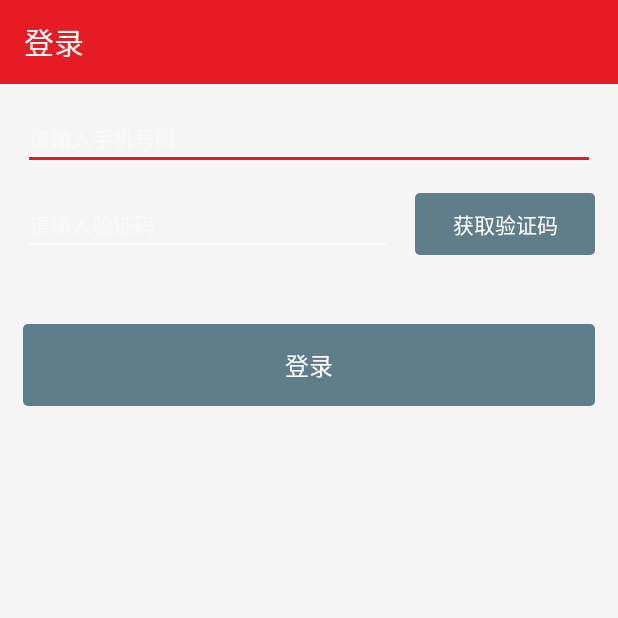
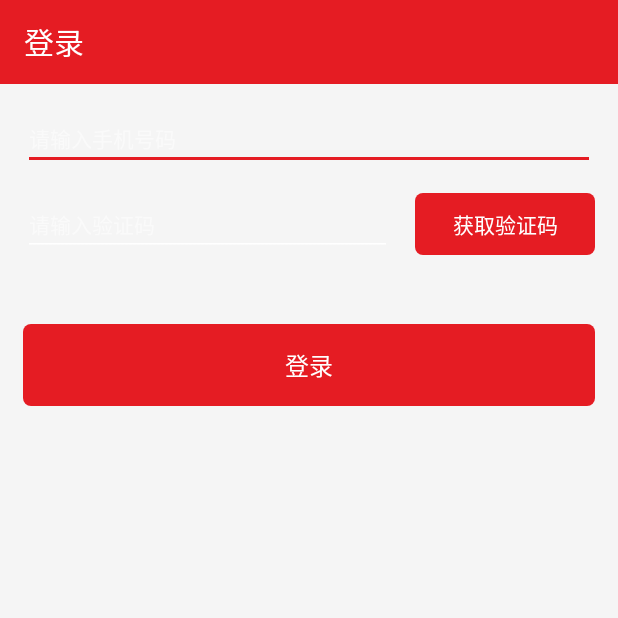
Before and after one commit to sunfusheng/Bingo, an Android app: the screen it shows after launch (LoginActivity), on a phone screen of 412 x 824 dp, the top half of it. Run offline under Robolectric (Android 15) with nearby library versions, the phone set to English and light mode, and no system bars; our stand-ins replace ButterKnife, CircleImageView; libraries missing offline, so code that uses them is left out: com.apkfuns.logutils, com.facebook.drawee, com.github.siyamed.shapeimageview, com.jpardogo.android, com.readystatesoftware.systembartint and 3 more; plain views replace MaterialEditText; 17 statements that could not run were skipped.

Commit message:
完善Bingo详情和设置主题

```diff
--- a/app/src/main/java/com/sun/bingo/ui/activity/EditNewBingoActivity.java
+++ b/app/src/main/java/com/sun/bingo/ui/activity/EditNewBingoActivity.java
@@ -1,5 +1,6 @@
 package com.sun.bingo.ui.activity;
 
+import android.annotation.SuppressLint;
 import android.content.Intent;
 import android.database.Cursor;
 import android.net.Uri;
@@ -89,12 +90,13 @@ public class EditNewBingoActivity extends BaseActivity implements View.OnClickLi
         bingoEntity = new BingoEntity();
     }
 
+    @SuppressLint("NewApi")
     private void initView() {
         initToolBar(toolbar, true, "新Bingo");
         hsImages.setVisibility(View.GONE);
         rlBottomLayout.setBackgroundColor(getColorPrimary());
-        ivImage.setBackground(Selector.createRectShapeSelector(getColorPrimary()));
-        tvCommit.setBackground(Selector.createRectShapeSelector(getColorPrimary()));
+        ivImage.setBackground(Selector.createRoundRectShapeSelector(getColorPrimary()));
+        tvCommit.setBackground(Selector.createRoundRectShapeSelector(getColorPrimary()));
     }
 
     private void initListener() {
--- a/app/src/main/java/com/sun/bingo/ui/activity/LoginActivity.java
+++ b/app/src/main/java/com/sun/bingo/ui/activity/LoginActivity.java
@@ -1,8 +1,10 @@
 package com.sun.bingo.ui.activity;
 
+import android.annotation.SuppressLint;
 import android.os.Bundle;
 import android.os.Handler;
 import android.support.v7.widget.Toolbar;
+import android.text.TextUtils;
 import android.view.MotionEvent;
 import android.view.View;
 import android.widget.LinearLayout;
@@ -14,7 +16,9 @@ import com.sun.bingo.R;
 import com.sun.bingo.constant.ConstantParams;
 import com.sun.bingo.control.NavigateManager;
 import com.sun.bingo.entity.UserEntity;
+import com.sun.bingo.framework.dialog.TipDialog;
 import com.sun.bingo.util.KeyBoardUtil;
+import com.sun.bingo.util.theme.Selector;
 
 import butterknife.ButterKnife;
 import butterknife.InjectView;
@@ -59,8 +63,11 @@ public class LoginActivity extends BaseActivity implements View.OnClickListener
         countDownThread = new CountDownThread();
     }
 
+    @SuppressLint("NewApi")
     private void initView() {
         initToolBar(toolbar, false, "登录");
+        tvVerifyCode.setBackground(Selector.createRoundRectShapeSelector(getColorPrimary()));
+        tvCommit.setBackground(Selector.createRoundRectShapeSelector(getColorPrimary()));
     }
 
     private void initListener() {
@@ -88,11 +95,20 @@ public class LoginActivity extends BaseActivity implements View.OnClickListener
     }
 
     private void requestSMSCode() {
+        String phoneNum = metPhoneNum.getText().toString().trim();
+        if (TextUtils.isEmpty(phoneNum)) {
+            TipDialog.showToastDialog(LoginActivity.this, "请输入手机号码");
+            return ;
+        }
+        if (phoneNum.length() != 11) {
+            TipDialog.showToastDialog(LoginActivity.this, "请输入有效的手机号码");
+            return ;
+        }
         BmobSMS.requestSMSCode(this, metPhoneNum.getText().toString().trim(), ConstantParams.SMS_LOGIN_VERIFY_CODE, new RequestSMSCodeListener() {
             @Override
             public void done(Integer integer, BmobException e) {
                 if (e == null) {
-                    Toast.makeText(LoginActivity.this, "验证码发送成功", Toast.LENGTH_SHORT).show();
+                    TipDialog.showToastDialog(LoginActivity.this, "验证码发送成功，注意查收");
                     mHandler.post(countDownThread);
                 }
             }
@@ -107,7 +123,6 @@ public class LoginActivity extends BaseActivity implements View.OnClickListener
                     @Override
                     public void done(UserEntity userEntity, BmobException e) {
                         if (e == null) {
-                            Toast.makeText(LoginActivity.this, "登录成功", Toast.LENGTH_SHORT).show();
                             NavigateManager.gotoMainActivity(LoginActivity.this);
                             finish();
                         } else {
--- a/app/src/main/java/com/sun/bingo/ui/activity/MainActivity.java
+++ b/app/src/main/java/com/sun/bingo/ui/activity/MainActivity.java
@@ -72,8 +72,15 @@ public class MainActivity extends BaseActivity implements ColorChooserDialog.Cal
         initListener();
     }
 
+    @Override
+    protected void onResume() {
+        super.onResume();
+        initData();
+    }
+
     private void initData() {
-        if (BmobUser.getCurrentUser(this, UserEntity.class) == null) {
+        userEntity = BmobUser.getCurrentUser(this, UserEntity.class);
+        if (userEntity == null) {
             NavigateManager.gotoLoginActivity(this);
             finish();
         }
@@ -144,7 +151,7 @@ public class MainActivity extends BaseActivity implements ColorChooserDialog.Cal
     }
 
     private void changeTheme() {
-        new ColorChooserDialog().show(this, -1);
+        new ColorChooserDialog().show(this, getSettingsSharedPreferences().themeValue());
     }
 
     @Override
@@ -162,9 +169,6 @@ public class MainActivity extends BaseActivity implements ColorChooserDialog.Cal
     @Override
     public boolean onOptionsItemSelected(MenuItem item) {
         switch (item.getItemId()) {
-            case R.id.action_search:
-                Toast.makeText(MainActivity.this, "action_search", Toast.LENGTH_SHORT).show();
-                return true;
             case R.id.menu_setting:
                 Toast.makeText(MainActivity.this, "menu_setting", Toast.LENGTH_SHORT).show();
                 return true;
--- a/app/src/main/java/com/sun/bingo/util/theme/ColorChooserDialog.java
+++ b/app/src/main/java/com/sun/bingo/util/theme/ColorChooserDialog.java
@@ -37,9 +37,6 @@ public class ColorChooserDialog extends DialogFragment implements View.OnClickLi
 
     public interface Callback {
         void onColorSelection(int index, int color, int darker);
-    }
-
-    public ColorChooserDialog() {
     }
 
     @Override
@@ -87,7 +84,6 @@ public class ColorChooserDialog extends DialogFragment implements View.OnClickLi
         if (Build.VERSION.SDK_INT >= Build.VERSION_CODES.JELLY_BEAN) {
             view.setBackground(d);
         } else {
-            //noinspection deprecation
             view.setBackgroundDrawable(d);
         }
     }
--- a/app/src/main/java/com/sun/bingo/util/theme/ColorEnum.java
+++ b/app/src/main/java/com/sun/bingo/util/theme/ColorEnum.java
@@ -41,6 +41,6 @@ public enum ColorEnum {
 
     static ColorEnum getDefault()
     {
-        return ORANGE;
+        return BLUE;
     }
 }
--- a/app/src/main/java/com/sun/bingo/util/theme/Selector.java
+++ b/app/src/main/java/com/sun/bingo/util/theme/Selector.java
@@ -6,6 +6,7 @@ import android.graphics.drawable.ShapeDrawable;
 import android.graphics.drawable.StateListDrawable;
 import android.graphics.drawable.shapes.OvalShape;
 import android.graphics.drawable.shapes.RectShape;
+import android.graphics.drawable.shapes.RoundRectShape;
 import android.graphics.drawable.shapes.Shape;
 
 /**
@@ -21,21 +22,30 @@ public class Selector {
     }
 
     public static Drawable createSelector(int color, Shape shape) {
-        ShapeDrawable coloredCircle = new ShapeDrawable(shape);
-        coloredCircle.getPaint().setColor(color);
-        ShapeDrawable darkerCircle = new ShapeDrawable(shape);
-        darkerCircle.getPaint().setColor(shiftColor(color));
+        ShapeDrawable shapeDrawable = new ShapeDrawable(shape);
+        shapeDrawable.getPaint().setColor(color);
+        ShapeDrawable darkerShapeDrawablee = new ShapeDrawable(shape);
+        darkerShapeDrawablee.getPaint().setColor(shiftColor(color));
 
         StateListDrawable stateListDrawable = new StateListDrawable();
-        stateListDrawable.addState(new int[]{-android.R.attr.state_pressed}, coloredCircle);
-        stateListDrawable.addState(new int[]{android.R.attr.state_pressed}, darkerCircle);
+        stateListDrawable.addState(new int[]{-android.R.attr.state_pressed}, shapeDrawable);
+        stateListDrawable.addState(new int[]{android.R.attr.state_pressed}, darkerShapeDrawablee);
         return stateListDrawable;
     }
 
+    //创建圆形Selector
     public static Drawable createOvalShapeSelector(int color) {
         return createSelector(color, new OvalShape());
     }
 
+    //创建矩形Selector
+    public static Drawable createRoundRectShapeSelector(int color) {
+        float[] roundRect = new float[] { 8, 8, 8, 8, 8, 8, 8, 8 };
+        RoundRectShape roundRectShape = new RoundRectShape(roundRect, null, roundRect);
+        return createSelector(color, roundRectShape);
+    }
+
+    //创建矩形Selector
     public static Drawable createRectShapeSelector(int color) {
         return createSelector(color, new RectShape());
     }
--- a/app/src/main/java/com/sun/bingo/util/theme/ThemeUtil.java
+++ b/app/src/main/java/com/sun/bingo/util/theme/ThemeUtil.java
@@ -55,7 +55,7 @@ public class ThemeUtil {
                 style = R.style.GreyTheme;
                 break;
             default:
-                style = R.style.BrownTheme;
+                style = R.style.BlueTheme;
                 break;
         }
         activity.setTheme(style);
--- a/app/src/main/res/layout/drawer_content_layout.xml
+++ b/app/src/main/res/layout/drawer_content_layout.xml
@@ -16,7 +16,8 @@
         <android.support.design.widget.TabLayout
             android:id="@+id/tab_layout"
             android:layout_width="match_parent"
-            android:layout_height="wrap_content"/>
+            android:layout_height="wrap_content"
+            app:tabIndicatorColor="@color/white"/>
 
     </android.support.design.widget.AppBarLayout>
 
--- a/app/src/main/res/menu/menu_main.xml
+++ b/app/src/main/res/menu/menu_main.xml
@@ -2,12 +2,12 @@
 <menu xmlns:android="http://schemas.android.com/apk/res/android"
       xmlns:app="http://schemas.android.com/apk/res-auto">
 
-    <item
-        android:id="@+id/action_search"
-        app:actionViewClass="android.support.v7.widget.SearchView"
-        android:icon="@drawable/abc_ic_search_api_mtrl_alpha"
-        app:showAsAction="ifRoom|collapseActionView"
-        android:title="@string/action_notification" />
+    <!--<item-->
+        <!--android:id="@+id/action_search"-->
+        <!--app:actionViewClass="android.support.v7.widget.SearchView"-->
+        <!--android:icon="@drawable/abc_ic_search_api_mtrl_alpha"-->
+        <!--app:showAsAction="ifRoom|collapseActionView"-->
+        <!--android:title="@string/action_notification" />-->
 
     <group android:id="@+id/group_more">
         <item
--- a/app/src/main/res/values/dimens.xml
+++ b/app/src/main/res/values/dimens.xml
@@ -21,6 +21,6 @@
 
     <dimen name="gap_pics">4sp</dimen>
     <dimen name="color_chooser">50dp</dimen>
-    <dimen name="color_chooser_margin">6dp</dimen>
+    <dimen name="color_chooser_margin">8dp</dimen>
 
 </resources>
```
Also changed, not shown: app/src/main/java/com/sun/bingo/ui/activity/BingoDetailActivity.java (+37 -9 lines), app/src/main/java/com/sun/bingo/ui/activity/ProfileActivity.java (+32 -3 lines), app/src/main/res/layout/activity_profile.xml (+10 -8 lines), app/src/main/res/menu/drawer_slide_menu.xml (+4 -9 lines), app/src/main/res/menu/item_pop_menu.xml (+6 -3 lines), app/src/main/res/drawable-hdpi/ic_launcher.png, app/src/main/res/drawable-mdpi/ic_launcher.png, app/src/main/res/drawable-xhdpi/ic_launcher.png, app/src/main/res/drawable-xxhdpi/ic_launcher.png.
